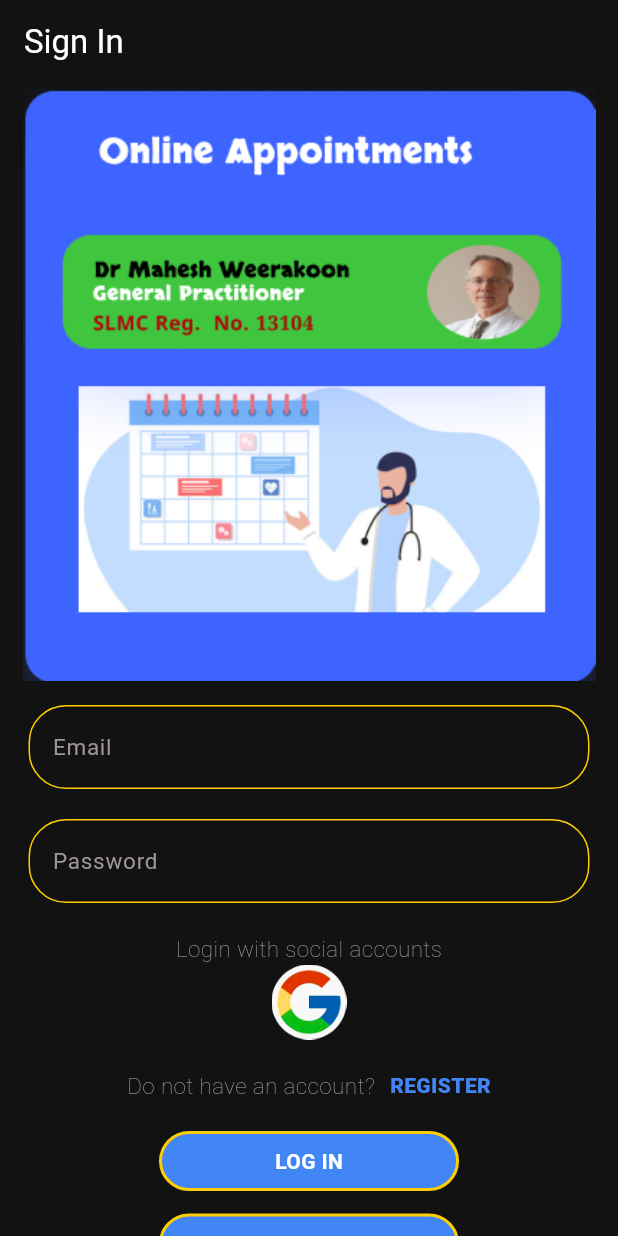
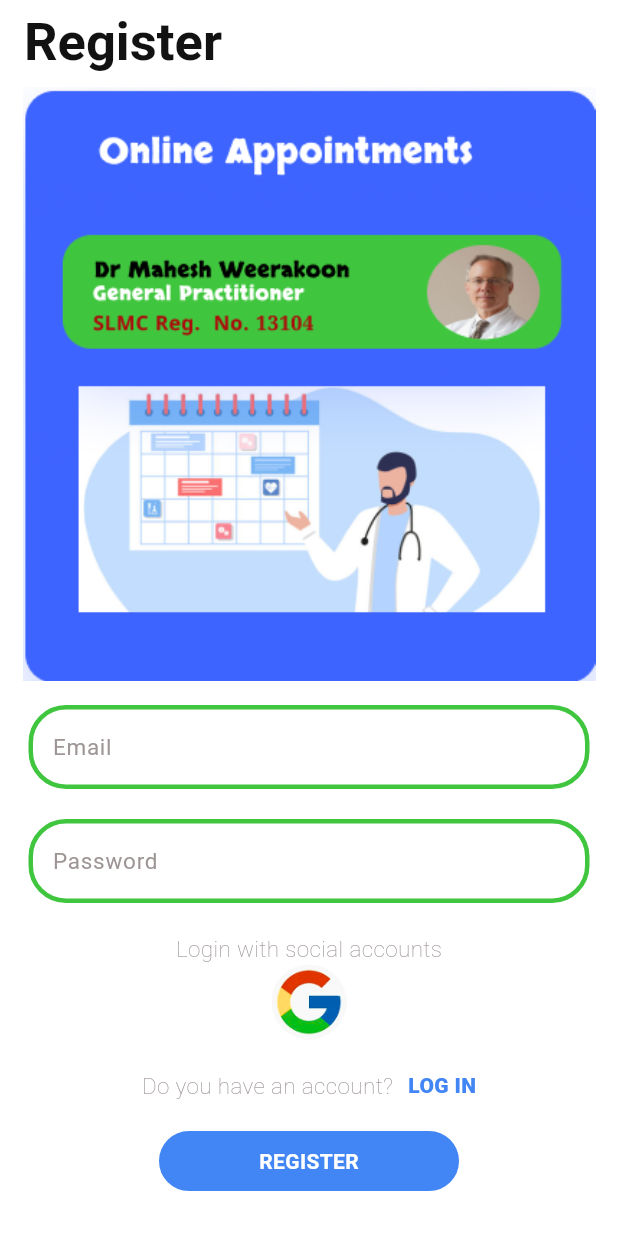
Before and after one commit to UC-DEV-Software-Solutions/Doctor-Appointment, a Flutter app: the screen it shows after launch, after a tap on "REGISTER", on a phone screen of 412 x 824 dp. Run offline on Flutter 3.47's test engine with Material 3 defaults, Android fonts, the phone set to English and light mode, and no system bars; our stand-ins replace firebase_auth, firebase_core; accounts and stored records are empty.

Commit message:
Toggle SignIn page and Register page

```diff
--- a/lib/constants/styles.dart
+++ b/lib/constants/styles.dart
@@ -12,13 +12,13 @@ const textInputDecorations = InputDecoration(
     hintStyle: TextStyle(color: textLight , fontSize: 15),
     fillColor: bgBlack,
     enabledBorder: OutlineInputBorder(
-        borderSide: BorderSide(color: mainYellow, width: 1),
+        borderSide: BorderSide(color: mainGreen, width: 3),
         borderRadius: BorderRadius.all(
           Radius.circular(25),
         )
     ),
     focusedBorder: OutlineInputBorder(
-        borderSide: BorderSide(color: mainYellow, width: 1),
+        borderSide: BorderSide(color: mainGreen, width: 3),
         borderRadius: BorderRadius.all(
           Radius.circular(10),
         )
--- a/lib/main.dart
+++ b/lib/main.dart
@@ -20,7 +20,7 @@ class MyApp extends StatelessWidget {
       initialData: UserModel(uid: ""),
       value:AuthServices().user,
         child: const MaterialApp(
-        debugShowCheckedModeBanner: false,
+        debugShowCheckedModeBanner: true,
         home: Wrapper(),
       ),
     );
--- a/lib/screens/authentication/authenticate.dart
+++ b/lib/screens/authentication/authenticate.dart
@@ -10,10 +10,21 @@ class Authenticate extends StatefulWidget {
 }
 
 class _AuthenticateState extends State<Authenticate> {
+
+  bool signinPage = true;
+
+  // Toggle Pages
+  void switchPages(){
+    setState(() {
+      signinPage = !signinPage;
+    });
+  }
   @override
   Widget build(BuildContext context) {
-    return const MaterialApp(
-      home: Sign_In(),
-    );
+    if(signinPage == true){
+      return Sign_In(toggle: switchPages,);
+    }else{
+      return Register(toggle: switchPages,);
+    }
   }
 }
--- a/lib/screens/authentication/register.dart
+++ b/lib/screens/authentication/register.dart
@@ -5,7 +5,8 @@ import '../../constants/styles.dart';
 import '../../services/auth.dart';
 
 class Register extends StatefulWidget {
-  const Register({super.key});
+  final Function toggle;
+  const Register({super.key, required this.toggle});
 
   @override
   State<Register> createState() => _RegisterState();
@@ -25,18 +26,18 @@ class _RegisterState extends State<Register> {
   @override
   Widget build(BuildContext context) {
     return Scaffold(
-      backgroundColor: bgBlack,
+      backgroundColor: mainWhite,
       appBar: AppBar(
         title: const Text(
           "Register",
           style: TextStyle(
-            color: mainWhite,
-            // fontSize: 18.0,
-            // fontWeight: FontWeight.bold,
+            color: bgBlack,
+            fontSize: 35.0,
+            fontWeight: FontWeight.bold,
           ),
         ),
         elevation: 0,
-        backgroundColor: bgBlack,
+        backgroundColor: mainWhite,
       ),
       body: SingleChildScrollView(
         child: Padding(
@@ -110,8 +111,10 @@ class _RegisterState extends State<Register> {
                               ),
                               const SizedBox(width: 10,),
                               GestureDetector(
-                                // Land to the Register Page
-                                onTap:(){},
+                                // Land to the SignIn Page
+                                onTap:(){
+                                  widget.toggle();
+                                },
                                 child: const Text(
                                   "LOG IN",
                                   style: TextStyle(color: mainBlue,
@@ -132,7 +135,7 @@ class _RegisterState extends State<Register> {
                               decoration: BoxDecoration(
                                   color: mainBlue,
                                   borderRadius: BorderRadius.circular(100),
-                                  border: Border.all(width: 2, color: mainYellow)),
+                                  border: Border.all(width: 2, color: mainBlue)),
                               child: const Center(
                                 child: Text("REGISTER",
                                   style: TextStyle(color: Colors.white,
--- a/lib/screens/authentication/sign_in.dart
+++ b/lib/screens/authentication/sign_in.dart
@@ -5,7 +5,9 @@ import 'package:firebase_testing/services/auth.dart';
 import 'package:flutter/material.dart';
 
 class Sign_In extends StatefulWidget {
-  const Sign_In({super.key});
+
+  final Function toggle;
+  const Sign_In({super.key, required this.toggle});
 
   @override
   State<Sign_In> createState() => _Sign_InState();
@@ -111,7 +113,9 @@ class _Sign_InState extends State<Sign_In> {
                       const SizedBox(width: 10,),
                       GestureDetector(
                         // Land to the Register Page
-                        onTap:(){},
+                        onTap:(){
+                          widget.toggle();
+                        },
                         child: const Text(
                           "REGISTER",
                           style: TextStyle(color: mainBlue,
@@ -153,10 +157,10 @@ class _Sign_InState extends State<Sign_In> {
                           decoration: BoxDecoration(
                               color: mainBlue,
                               borderRadius: BorderRadius.circular(100),
-                              border: Border.all(width: 2, color: mainYellow)),
+                              border: Border.all(width: 2, color: Colors.red)),
                           child: const Center(
                             child: Text("LOG IN AS GUEST",
-                              style: TextStyle(color: Colors.white,
+                              style: TextStyle(color: Colors.red,
                                   fontWeight: FontWeight.w700),
                             ),
                           )
--- a/lib/screens/home/home.dart
+++ b/lib/screens/home/home.dart
@@ -1,5 +1,8 @@
 import 'package:firebase_testing/services/auth.dart';
 import 'package:flutter/material.dart';
+
+import '../../constants/colours.dart';
+import '../../constants/styles.dart';
 
 class Home extends StatefulWidget {
   const Home({super.key});
@@ -18,13 +21,118 @@ class _HomeState extends State<Home> {
     return MaterialApp(
       home: Scaffold(
         appBar: AppBar(
-        title: const Text("Home"),
+        title: const Text("WELCOME",
+          style: TextStyle(
+          color: bgBlack,
+          fontSize: 35.0,
+          fontWeight: FontWeight.bold,),
+        ),
           actions: [
-            ElevatedButton(onPressed: () async{
+            ElevatedButton(
+                style: const ButtonStyle(
+                  backgroundColor: MaterialStatePropertyAll(Colors.red),
+                  foregroundColor: MaterialStatePropertyAll(bgBlack),
+                ),
+                onPressed: () async{
               await _auth.signOut();
             }, child: const Icon(Icons.logout))
           ],
-      ),)
+      ),
+        body: SingleChildScrollView(
+          child: Padding(
+            padding: const EdgeInsets.only(left: 15,right: 15),
+            child: Column(
+              mainAxisAlignment: MainAxisAlignment.center,
+              crossAxisAlignment: CrossAxisAlignment.center,
+              children: [
+                // Text(
+                //   description,
+                //   style: descriptionStyle,
+                // ),
+                Center(
+                    child: Image.asset('assets/images/covid-19.png',
+                      height: 400,
+                    )
+                ) ,
+                const SizedBox(height: 10),
+                Padding(
+                  padding: const EdgeInsets.all(4.0),
+                  child: Form(
+                      child: Column(
+                        children: [
+
+
+                          // password
+
+                          // google
+                          const SizedBox(
+                            height: 20,
+                          ),
+                          const Text(
+                              "Login with social accounts",
+                              style: descriptionStyle
+                          ),
+                          GestureDetector(
+                            // Sign in with Google
+                            onTap: (){},
+                            child: Center(
+                                child: Image.asset('assets/images/GoogleIcon.png',
+                                  height: 50,)
+                            ),
+                          ) ,
+                          const SizedBox(height: 20),
+                          // register
+                          Row(
+                              mainAxisAlignment: MainAxisAlignment.center,
+                              children: [
+                                const Text("Do you have an account?",
+                                  style: descriptionStyle,
+                                ),
+                                const SizedBox(width: 10,),
+                                GestureDetector(
+                                  // Land to the Register Page
+                                  onTap:(){},
+                                  child: const Text(
+                                    "LOG IN",
+                                    style: TextStyle(color: mainBlue,
+                                      fontWeight: FontWeight.w900,
+                                    ),
+                                  ),
+                                )]
+                          ),
+                          const SizedBox(height: 20),
+                          // button
+                          GestureDetector(
+                            // Method For Login User
+                            onTap: (){},
+
+                            child: Container(
+                                height: 40,
+                                width: 200,
+                                decoration: BoxDecoration(
+                                    color: mainBlue,
+                                    borderRadius: BorderRadius.circular(100),
+                                    border: Border.all(width: 2, color: mainBlue)),
+                                child: const Center(
+                                  child: Text("HOME",
+                                    style: TextStyle(color: Colors.white,
+                                        fontWeight: FontWeight.w700),
+                                  ),
+                                )
+                            ),
+                          ),
+                          const SizedBox(height: 15,),
+                          // anonymous
+
+                        ],
+                      )
+                  ),
+                )
+              ],
+            ),
+          ),
+        ),
+      )
     );
   }
 }
```
Also changed, not shown: lib/constants/colours.dart (+37 -0 lines), lib/services/auth.dart (+12 -0 lines).
